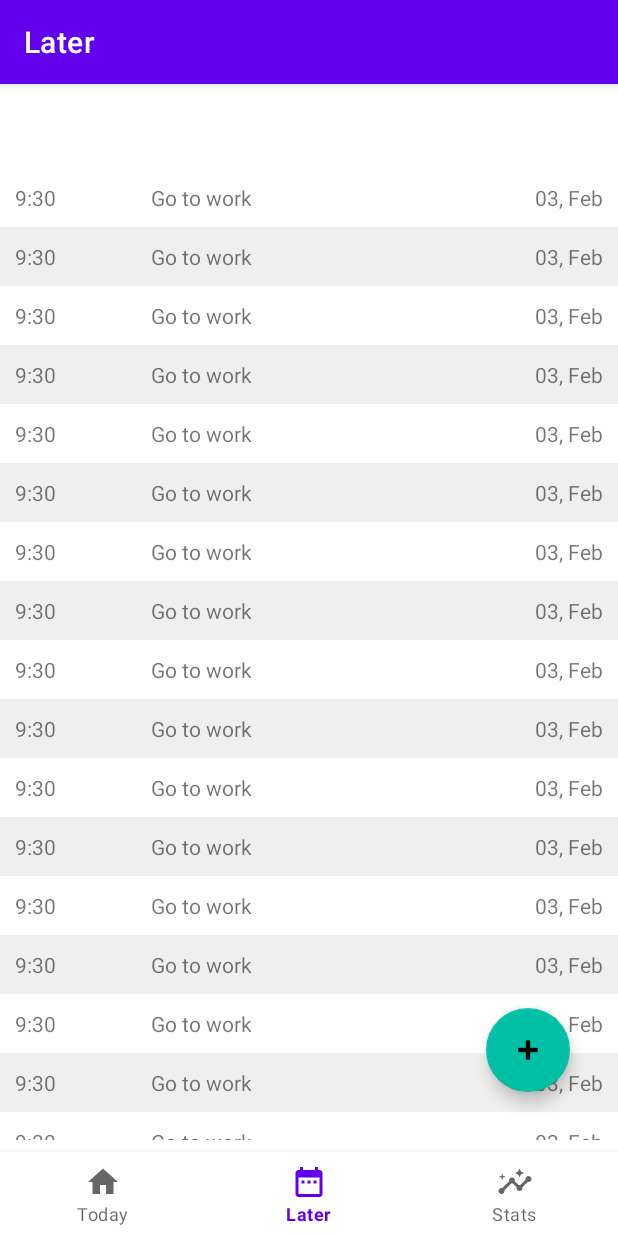
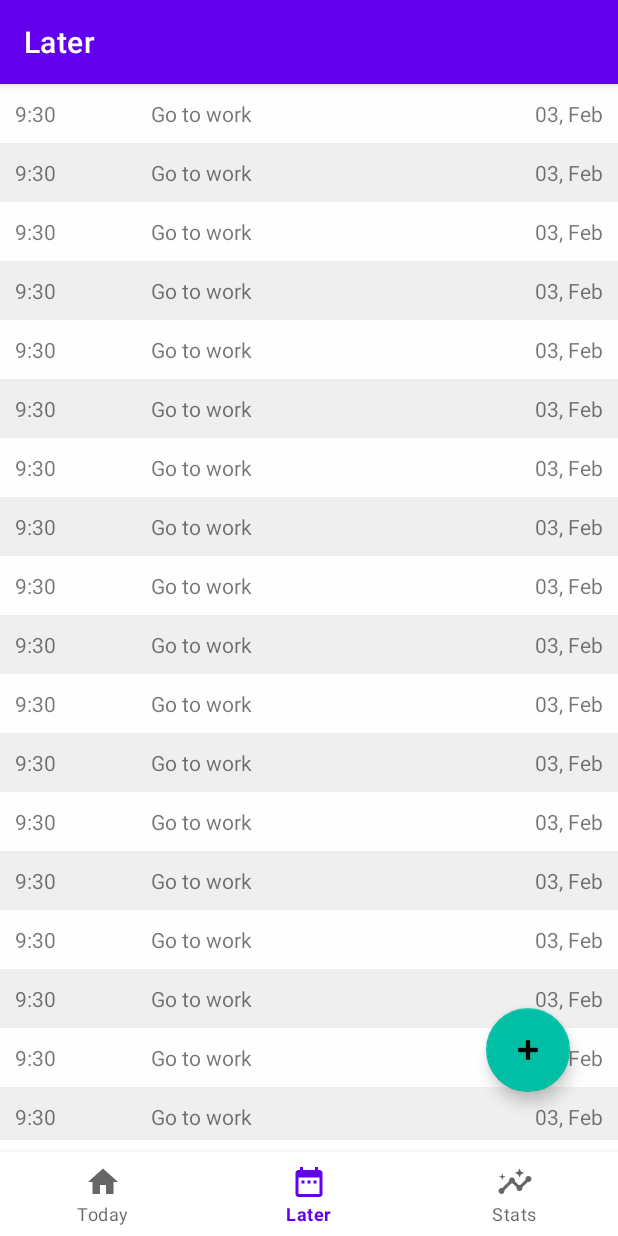
Before and after one commit to sabbirkhan-corp/prodAssist, an Android app: the screen it shows after launch (MainActivity), item 2 of the bottom bar chosen, on a phone screen of 412 x 824 dp. Run offline under Robolectric (Android 15) with nearby library versions, the phone set to English and light mode, and no system bars; our stand-ins replace navigation-ui.

Commit message:
1. Fixed xml to resolve the issue of top padding on every recyclerView 2. Added display() method on TodayFragment to display data from db and    	fetched data from other releted frags & activity to display() 3. Minor tweaks in RegularActivity to fine tune UX

```diff
--- a/app/src/main/java/com/sabbirunix/prodassist/addtask/RegularActivity.java
+++ b/app/src/main/java/com/sabbirunix/prodassist/addtask/RegularActivity.java
@@ -63,10 +63,12 @@ public class RegularActivity extends AppCompatActivity implements View.OnClickLi
                 //for setting warning and handling the FormatError in DB
                 if (taskName.getText().toString().isEmpty()) {
                     taskName.setError("Give a name");
+                    taskName.requestFocus();
                 } else if (taskCategory.getText().toString().matches("")) {
                     taskCategory.setText("random");
                 } else if (taskStart.getText().toString().isEmpty()) {
                     taskStart.setError("Choose a time");
+                    taskStart.callOnClick(); //potential bug lurks here
                 } else {
                     RegularActivityDatabase regDB = new RegularActivityDatabase(RegularActivity.this);
                     regDB.insertRegularTask(
--- a/app/src/main/java/com/sabbirunix/prodassist/addtask/RegularActivityDatabase.java
+++ b/app/src/main/java/com/sabbirunix/prodassist/addtask/RegularActivityDatabase.java
@@ -2,6 +2,7 @@ package com.sabbirunix.prodassist.addtask;
 
 import android.content.ContentValues;
 import android.content.Context;
+import android.database.Cursor;
 import android.database.sqlite.SQLiteDatabase;
 import android.database.sqlite.SQLiteOpenHelper;
 import android.widget.Toast;
@@ -30,7 +31,7 @@ public class RegularActivityDatabase extends SQLiteOpenHelper {
                         + "("
                         + KEY_ID + " INTEGER PRIMARY KEY AUTOINCREMENT, "
                         + KEY_NAME + " TEXT NOT NULL, "
-                        + KEY_CATEGORY + " TEXT DEFAULT 'random' , "
+                        + KEY_CATEGORY + " TEXT  DEFAULT 'random' , "
                         + KEY_START_TIME + " TEXT NOT NULL, "
                         + KEY_END_TIME + " TEXT"
                         + ")";
@@ -75,4 +76,19 @@ public class RegularActivityDatabase extends SQLiteOpenHelper {
 */
     }
 
+
+    //methods to fetch all regular tasks from the database
+    public Cursor readRegularTask() {
+        String query = "SELECT * FROM " + TABLE_NAME ;
+        SQLiteDatabase db = this.getReadableDatabase();
+
+        Cursor cursor = null;
+        //don't be stupid like me and check the `db !== null` ; `NOT cursor!=null`
+        //spend 10+ hours for this stupidity
+        if (db != null) {
+            cursor = db.rawQuery(query, null);
+        }
+        return cursor;
+    }
+
 }
--- a/app/src/main/java/com/sabbirunix/prodassist/ui/later/LaterFragment.java
+++ b/app/src/main/java/com/sabbirunix/prodassist/ui/later/LaterFragment.java
@@ -13,8 +13,10 @@ import androidx.annotation.Nullable;
 import androidx.fragment.app.Fragment;
 import androidx.lifecycle.Observer;
 import androidx.lifecycle.ViewModelProvider;
+import androidx.recyclerview.widget.GridLayoutManager;
 import androidx.recyclerview.widget.LinearLayoutManager;
 import androidx.recyclerview.widget.RecyclerView;
+import androidx.recyclerview.widget.StaggeredGridLayoutManager;
 
 import com.google.android.material.floatingactionbutton.FloatingActionButton;
 import com.sabbirunix.prodassist.R;
@@ -65,6 +67,8 @@ public class LaterFragment extends Fragment {
         //declaring and finding the reyclerView from the later_frags_xml
         RecyclerView recyclerView = root.findViewById(R.id.later_recyclerview);
         recyclerView.setLayoutManager(new LinearLayoutManager(getContext()));
+//        recyclerView.setLayoutManager(new GridLayoutManager(getContext(),2));
+//        recyclerView.setLayoutManager(new StaggeredGridLayoutManager(2, RecyclerView.HORIZONTAL));
 
         //getting the time, name, date from the users and adding it to the users
 //        StringBuilder[] dateLater = new StringBuilder;
--- a/app/src/main/java/com/sabbirunix/prodassist/ui/today/TodayAdapter.java
+++ b/app/src/main/java/com/sabbirunix/prodassist/ui/today/TodayAdapter.java
@@ -1,5 +1,6 @@
 package com.sabbirunix.prodassist.ui.today;
 
+import android.content.Context;
 import android.graphics.Color;
 import android.util.Log;
 import android.view.LayoutInflater;
@@ -12,12 +13,23 @@ import androidx.recyclerview.widget.RecyclerView;
 
 import com.sabbirunix.prodassist.R;
 
+import java.util.ArrayList;
+
 import static android.content.ContentValues.TAG;
 
 public class TodayAdapter extends RecyclerView.Adapter<TodayAdapter.TodoHolder> {
 
-    String [] timeToday;
-    String [] nameToday;
+    Context context;
+    ArrayList<String> textTimeToday, textNameToday;
+
+    public TodayAdapter(Context context, ArrayList<String> textTimeToday, ArrayList<String> textNameToday) {
+        this.context = context;
+        this.textTimeToday = textTimeToday;
+        this.textNameToday = textNameToday;
+    }
+
+    String[] timeToday;
+    String[] nameToday;
 
     public TodayAdapter(String[] timeToday, String[] nameToday) {
         Log.d(TAG, "TodayAdapter: inside AdapterConstructor");
@@ -38,24 +50,41 @@ public class TodayAdapter extends RecyclerView.Adapter<TodayAdapter.TodoHolder>
     @Override
     public void onBindViewHolder(@NonNull TodoHolder holder, int position) {
         Log.d(TAG, "onBindViewHolder: inside onBindViewHolder");
-        holder.timeTodayText.setText(timeToday[position]);
-        holder.nameTodayText.setText(nameToday[position]);
+        holder.timeTodayText.setText(String.valueOf(textTimeToday.get(position)));
+        holder.nameTodayText.setText(String.valueOf(textNameToday.get(position)));
 
-        if(position%2 ==1) {
+        if (position % 2 == 1) {
             holder.itemView.setBackgroundColor(Color.parseColor("#efefef"));
         } else {
             holder.itemView.setBackgroundColor(Color.parseColor("#fefefe"));
         }
     }
 
+/*
+    @Override
+    public void onBindViewHolder(@NonNull TodoHolder holder, int position) {
+        Log.d(TAG, "onBindViewHolder: inside onBindViewHolder");
+        holder.timeTodayText.setText(timeToday[position]);
+        holder.nameTodayText.setText(nameToday[position]);
+
+        if (position % 2 == 1) {
+            holder.itemView.setBackgroundColor(Color.parseColor("#efefef"));
+        } else {
+            holder.itemView.setBackgroundColor(Color.parseColor("#fefefe"));
+        }
+    }
+*/
+
     @Override
     public int getItemCount() {
         Log.d(TAG, "getItemCount: inside getItemCount");
-        return timeToday.length;
+//        return timeToday.length;
+        return textTimeToday.size();
     }
 
     public class TodoHolder extends RecyclerView.ViewHolder {
         TextView timeTodayText, nameTodayText;
+
         public TodoHolder(@NonNull View itemView) {
             super(itemView);
             Log.d(TAG, "TodoHolder: inside ViewHolder extender");
--- a/app/src/main/java/com/sabbirunix/prodassist/ui/today/TodayFragment.java
+++ b/app/src/main/java/com/sabbirunix/prodassist/ui/today/TodayFragment.java
@@ -1,37 +1,36 @@
 package com.sabbirunix.prodassist.ui.today;
 
 import android.content.Intent;
+import android.database.Cursor;
 import android.os.Bundle;
-import android.util.Log;
 import android.view.LayoutInflater;
 import android.view.View;
 import android.view.ViewGroup;
-import android.widget.TextView;
 import android.widget.Toast;
 
 import androidx.annotation.NonNull;
-import androidx.annotation.Nullable;
 import androidx.fragment.app.Fragment;
-import androidx.lifecycle.Observer;
 import androidx.lifecycle.ViewModelProvider;
 import androidx.recyclerview.widget.LinearLayoutManager;
 import androidx.recyclerview.widget.RecyclerView;
 
 import com.google.android.material.floatingactionbutton.FloatingActionButton;
 import com.sabbirunix.prodassist.R;
-import com.sabbirunix.prodassist.addtask.FabHandler.FabHanlder;
 import com.sabbirunix.prodassist.addtask.ProjectActivity;
 import com.sabbirunix.prodassist.addtask.RegularActivity;
+import com.sabbirunix.prodassist.addtask.RegularActivityDatabase;
 import com.sabbirunix.prodassist.addtask.TodoActivity;
 
 import org.jetbrains.annotations.NotNull;
 
-import java.lang.reflect.Array;
-import java.util.Arrays;
+import java.util.ArrayList;
 
 //public class TodayFragment extends Fragment implements View.OnClickListener {
 public class TodayFragment extends Fragment {
 
+    public RegularActivityDatabase regularActDB;
+    public ArrayList<String> timeText, nameText;
+    public TodayAdapter todayAdapter;
     private TodayViewModel todayViewModel;
     FloatingActionButton fabMain, fabRegular, fabProject, fabTodo;
     /*
@@ -129,17 +128,26 @@ public class TodayFragment extends Fragment {
         });
 
 
+        regularActDB = new RegularActivityDatabase(getContext());
+        timeText = new ArrayList<>();
+        nameText = new ArrayList<>();
+
+
         //finding the recycler view
         RecyclerView recyclerView = root.findViewById(R.id.today_recyclerview);
         //setting recylder views layoutmanager
+//        recyclerView.setLayoutManager(new LinearLayoutManager(getContext()));
+
+//        String[] t1 = new String[30];
+//        String[] t2 = new String[30];
+//        Arrays.fill(t1, "07:00");
+//        Arrays.fill(t2, "wake up ");
+        //sending the data to the adapter through the constructor of adapter class
+//        recyclerView.setAdapter(new TodayAdapter(t1, t2));
+        displayRegularTask();
+        todayAdapter = new TodayAdapter(getContext(), timeText, nameText);
+        recyclerView.setAdapter(todayAdapter);
         recyclerView.setLayoutManager(new LinearLayoutManager(getContext()));
-
-        String[] t1 = new String[30];
-        String[] t2 = new String[30];
-        Arrays.fill(t1, "07:00");
-        Arrays.fill(t2, "wake up ");
-        //sending the data to the adapter through the constructor of adapter class
-        recyclerView.setAdapter(new TodayAdapter(t1, t2));
 
         //To hide the fabButtons when scrolled down
         //answer link: Do a more through review and find a better code
@@ -169,4 +177,16 @@ public class TodayFragment extends Fragment {
 */
         return root;
     }
+
+    void displayRegularTask() {
+        Cursor cursor = regularActDB.readRegularTask();
+        if (cursor.getCount() == 0) {
+            Toast.makeText(getContext(), "No data found", Toast.LENGTH_SHORT).show();
+        } else {
+            while (cursor.moveToNext()) {
+                nameText.add(cursor.getString(1)); //getting startTime
+                timeText.add(cursor.getString(3)); //getting taskName
+            }
+        }
+    }
 }
--- a/app/src/main/res/layout/activity_main.xml
+++ b/app/src/main/res/layout/activity_main.xml
@@ -3,8 +3,12 @@
     xmlns:app="http://schemas.android.com/apk/res-auto"
     android:id="@+id/container"
     android:layout_width="match_parent"
-    android:layout_height="match_parent"
-    android:paddingTop="?attr/actionBarSize">
+    android:layout_height="match_parent">
+    <!--    android:paddingTop="?attr/actionBarSize">-->
+    <!--
+        it was causing problem in the recyclerView
+        top side starting with a gap
+    -->
 
     <com.google.android.material.bottomnavigation.BottomNavigationView
         android:id="@+id/nav_view"
--- a/app/src/main/res/layout/fragment_today.xml
+++ b/app/src/main/res/layout/fragment_today.xml
@@ -16,6 +16,7 @@
         app:layout_constraintStart_toStartOf="parent"
         app:layout_constraintTop_toTopOf="parent"
         app:layout_constraintVertical_bias="0.50" />
+    <!--        android:paddingTop="?attr/actionBarSize"-->
 
     <include
         layout="@layout/fab_task_add"
```
